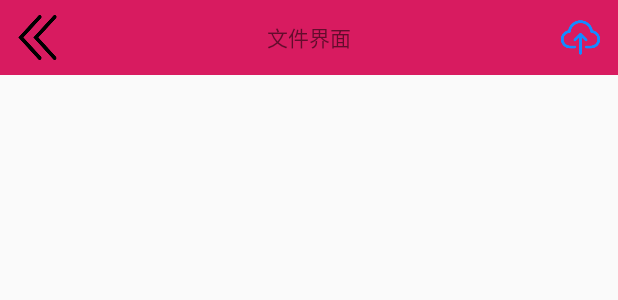
After one commit to shinaoo/PanFile, an Android app: the layout act_file.xml on its own in the app's theme, with its tools: preview values and no code run, on a phone screen of 412 x 824 dp. The commit adds this screen. Shown: the top 300 px of the screen. Run offline under Robolectric (Android 15) with nearby library versions, the phone set to English and light mode, and no system bars.

Commit message:
增加文件展示页面

```diff
--- a/app/build.gradle
+++ b/app/build.gradle
@@ -30,6 +30,7 @@ dependencies {
     testImplementation 'junit:junit:4.12'
     androidTestImplementation 'androidx.test.ext:junit:1.1.0'
     androidTestImplementation 'androidx.test.espresso:espresso-core:3.1.1'
+    implementation 'androidx.recyclerview:recyclerview:1.0.0'
 
     implementation 'com.jakewharton:butterknife:10.2.1'
     annotationProcessor 'com.jakewharton:butterknife-compiler:10.2.1'
--- a/app/src/main/AndroidManifest.xml
+++ b/app/src/main/AndroidManifest.xml
@@ -24,13 +24,14 @@
         android:roundIcon="@mipmap/ic_launcher_round"
         android:supportsRtl="true"
         android:theme="@style/AppTheme">
-        <activity android:name=".LoginActivity">
+        <activity android:name=".acts.LoginActivity">
             <intent-filter>
                 <action android:name="android.intent.action.MAIN" />
 
                 <category android:name="android.intent.category.LAUNCHER" />
             </intent-filter>
         </activity>
+        <activity android:name=".acts.FilesAct" />
     </application>
 
 </manifest>
--- a/app/src/main/java/com/panfile/service/ClientService.java
+++ b/app/src/main/java/com/panfile/service/ClientService.java
@@ -21,7 +21,6 @@ public class ClientService {
     }
 
     public boolean login(String cName,String cPass,String cToken){
-        Log.e("MyTag","login click");
         ClientSrv clientSrv = retrofitCls.getClientSrv();
         Call<String> call = clientSrv.login(cName,cPass,cToken);
         call.enqueue(new Callback<String>() {
--- /dev/null
+++ b/app/src/main/res/layout/act_file.xml
@@ -0,0 +1,40 @@
+<?xml version="1.0" encoding="utf-8"?>
+<RelativeLayout xmlns:android="http://schemas.android.com/apk/res/android"
+    android:layout_width="match_parent"
+    android:layout_height="match_parent">
+
+    <RelativeLayout
+        android:id="@+id/rl_file_title"
+        android:layout_width="match_parent"
+        android:layout_height="wrap_content"
+        android:background="@color/colorAccent"
+        android:padding="10dp">
+
+        <ImageView
+            android:id="@+id/iv_file_back"
+            android:layout_width="30dp"
+            android:layout_height="30dp"
+            android:background="@mipmap/arrow_double_left" />
+
+        <TextView
+            android:id="@+id/tv_file_title"
+            android:layout_width="wrap_content"
+            android:layout_height="wrap_content"
+            android:layout_centerInParent="true"
+            android:text="文件界面" />
+
+        <ImageView
+            android:id="@+id/iv_file_upload"
+            android:layout_width="30dp"
+            android:layout_height="30dp"
+            android:layout_alignParentRight="true"
+            android:background="@mipmap/upload" />
+    </RelativeLayout>
+
+    <androidx.recyclerview.widget.RecyclerView
+        android:id="@+id/rv_file_datas"
+        android:layout_below="@+id/rl_file_title"
+        android:layout_width="match_parent"
+        android:layout_height="match_parent"/>
+
+</RelativeLayout>
--- a/app/src/main/res/values/styles.xml
+++ b/app/src/main/res/values/styles.xml
@@ -3,6 +3,7 @@
     <!-- Base application theme. -->
     <style name="AppTheme" parent="Theme.AppCompat.Light.DarkActionBar">
         <!-- Customize your theme here. -->
+        <item name="windowNoTitle">true</item>
         <item name="colorPrimary">@color/colorPrimary</item>
         <item name="colorPrimaryDark">@color/colorPrimaryDark</item>
         <item name="colorAccent">@color/colorAccent</item>
```
Also changed, not shown: app/src/main/java/com/panfile/acts/FilesAct.java (added, +52 -0 lines), app/src/main/java/com/panfile/acts/LoginActivity.java (renamed from app/src/main/java/com/panfile/LoginActivity.java, +22 -13 lines), app/src/main/java/com/panfile/event/MainThreadEvent.java (+7 -5 lines), app/src/main/res/mipmap-xhdpi/arrow_double_left.png (added), app/src/main/res/mipmap-xhdpi/upload.png (added).
